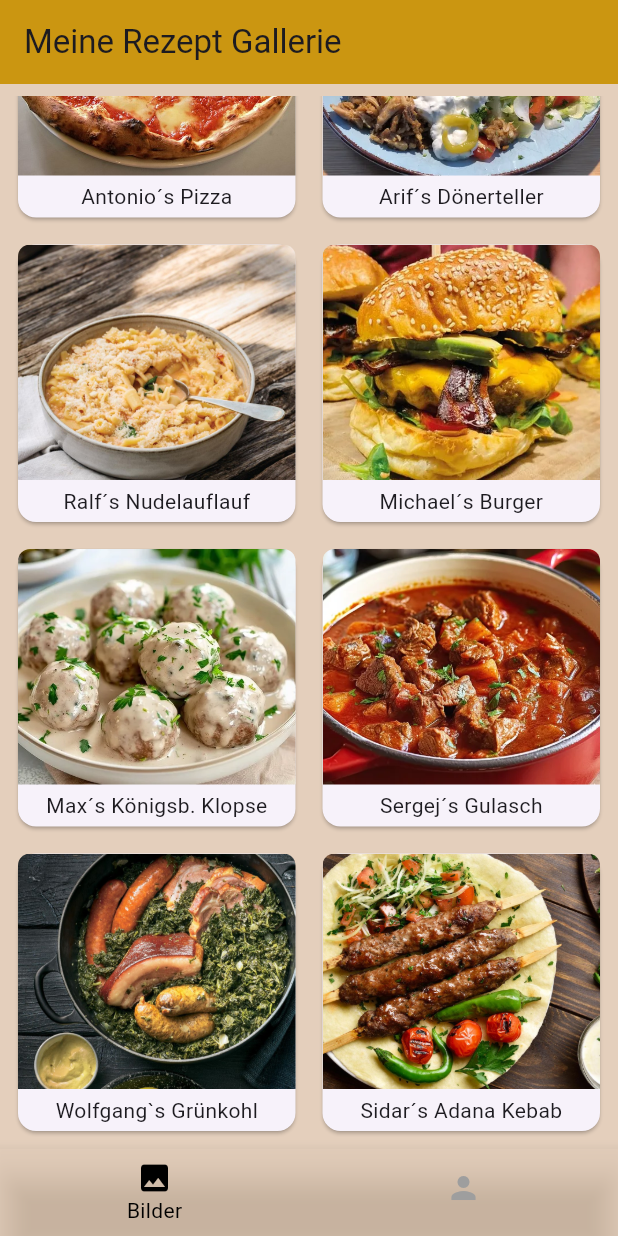
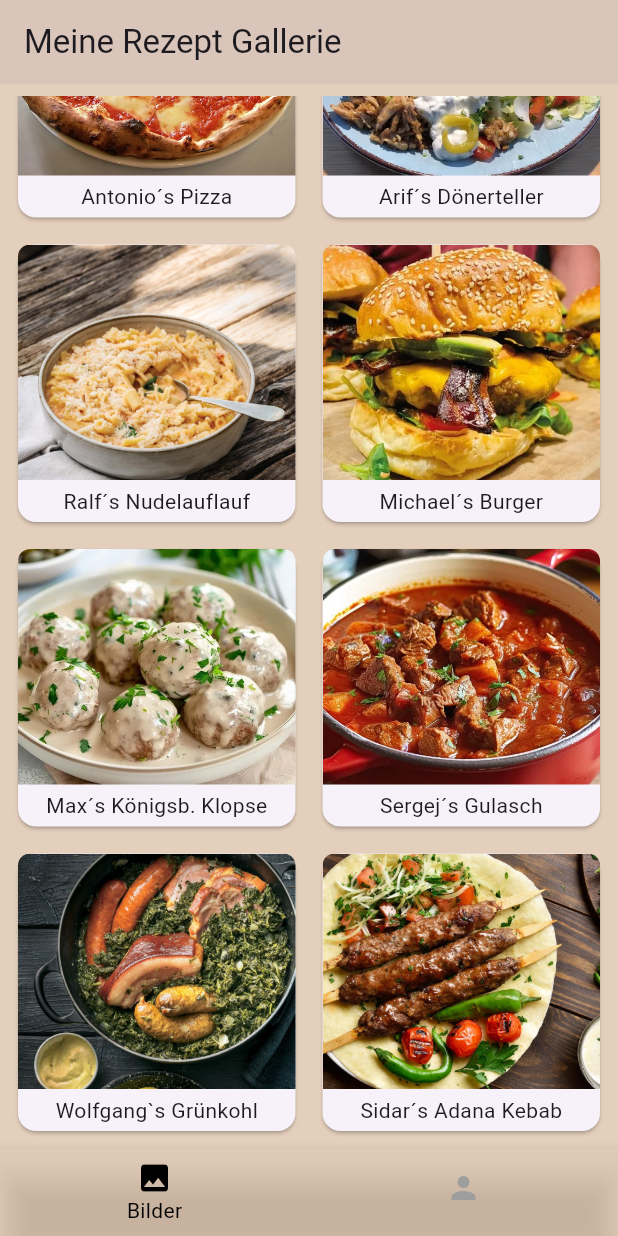
Before and after one commit to FerushT/flutter_bildergalerie_4_6_4, a Flutter app: the screen it shows after launch, scrolled down 311 dp, on a phone screen of 412 x 824 dp. Run offline on Flutter 3.47's test engine with Material 3 defaults, Android fonts, the light colour scheme and no system bars.

Commit message:
Change Backgroundcolor

```diff
--- a/lib/src/core/app_home.dart
+++ b/lib/src/core/app_home.dart
@@ -22,7 +22,7 @@
   Widget build(BuildContext context) {
     return Scaffold(
       appBar: AppBar(
-        backgroundColor: const Color.fromARGB(255, 211, 156, 5),
+        backgroundColor: const Color.fromARGB(148, 209, 178, 140),
         title: const Text("Meine Rezept Gallerie"),
       ),
       bottomNavigationBar: BottomNavigationBar(
```
